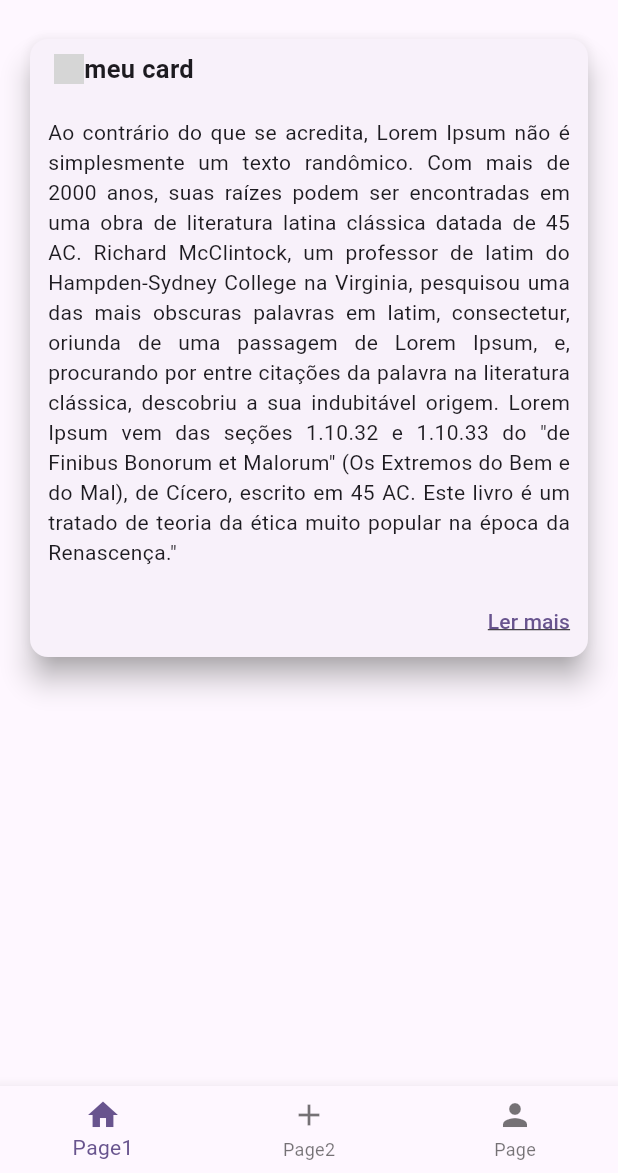
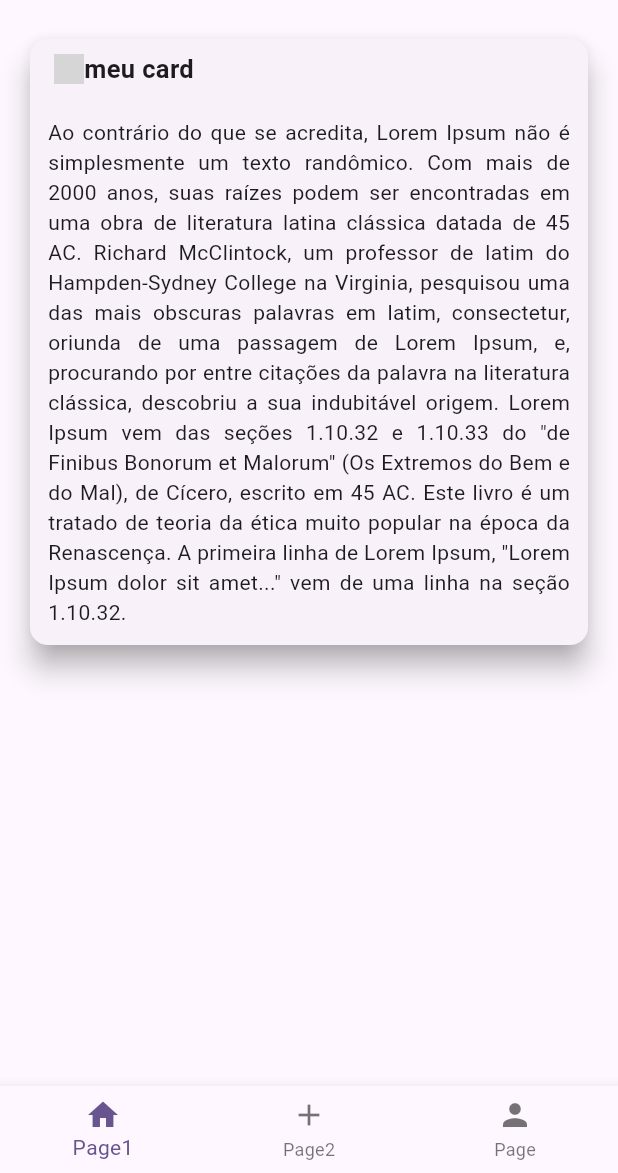
Before and after one commit to LuaDlc/login_app, a Flutter app: the HomePage screen opened directly, on a phone screen of 412 x 824 dp, the part 63-1236 px from its top. Run offline on Flutter 3.47's test engine with Material 2 defaults, Android fonts, the phone set to English and light mode, and no system bars; network calls fail; grey boxes are pictures that could not be loaded.

```diff
--- /dev/null
+++ b/lib/model/card_detail.dart
@@ -0,0 +1,13 @@
+// ignore_for_file: public_member_api_docs, sort_constructors_first
+class CardDetail {
+  int? id;
+  String? title;
+  String? url;
+  String? text;
+  CardDetail({
+    this.id,
+    this.title,
+    this.url,
+    this.text,
+  });
+}
--- a/lib/pages/card_page.dart
+++ b/lib/pages/card_page.dart
@@ -1,4 +1,6 @@
 import 'package:flutter/material.dart';
+import 'package:login_app/model/card_detail.dart';
+import 'package:login_app/pages/card_detail.dart';
 
 class CardPage extends StatefulWidget {
   const CardPage({super.key});
@@ -8,12 +10,28 @@ class CardPage extends StatefulWidget {
 }
 
 class _CardPageState extends State<CardPage> {
+  var cardDetail = CardDetail(
+      id: 1,
+      title: "meu card",
+      url: "https://hermes.digitalinnovation.one/assets/diome/logo.png",
+      text:
+          'Ao contrário do que se acredita, Lorem Ipsum não é simplesmente um texto randômico. Com mais de 2000 anos, suas raízes podem ser encontradas em uma obra de literatura latina clássica datada de 45 AC. Richard McClintock, um professor de latim do Hampden-Sydney College na Virginia, pesquisou uma das mais obscuras palavras em latim, consectetur, oriunda de uma passagem de Lorem Ipsum, e, procurando por entre citações da palavra na literatura clássica, descobriu a sua indubitável origem. Lorem Ipsum vem das seções 1.10.32 e 1.10.33 do "de Finibus Bonorum et Malorum" (Os Extremos do Bem e do Mal), de Cícero, escrito em 45 AC. Este livro é um tratado de teoria da ética muito popular na época da Renascença. A primeira linha de Lorem Ipsum, "Lorem Ipsum dolor sit amet..." vem de uma linha na seção 1.10.32.');
   @override
   Widget build(BuildContext context) {
     return Column(
       children: [
         Container(
           margin: const EdgeInsets.symmetric(horizontal: 16, vertical: 8),
+          child: GestureDetector(
+            onTap: () {
+              Navigator.push(
+                  context,
+                  MaterialPageRoute(
+                      builder: (BuildContext context) =>
+                          CardDetailPage(cardDetail: cardDetail)));
+            },
+            child: Hero(
+              tag: cardDetail.id ?? '',
               child: Card(
                 elevation: 8,
                 shadowColor: Colors.grey,
@@ -21,40 +39,34 @@ class _CardPageState extends State<CardPage> {
                   crossAxisAlignment: CrossAxisAlignment.start,
                   children: [
                     Padding(
-                  padding: EdgeInsets.symmetric(horizontal: 16, vertical: 8),
+                      padding: const EdgeInsets.symmetric(
+                          horizontal: 16, vertical: 8),
                       child: Row(
                         children: [
                           Image.network(
-                        "https://hermes.digitalinnovation.one/assets/diome/logo.png",
+                            cardDetail.url ?? '',
                             height: 20,
                             width: 20,
                           ),
-                      const Text(
-                        'meu card',
-                        style: TextStyle(
+                          Text(
+                            cardDetail.title!,
+                            style: const TextStyle(
                                 fontSize: 17, fontWeight: FontWeight.bold),
                           ),
                         ],
                       ),
                     ),
-                const Padding(
-                  padding: EdgeInsets.symmetric(horizontal: 12, vertical: 12),
+                    Padding(
+                      padding: const EdgeInsets.symmetric(
+                          horizontal: 12, vertical: 12),
                       child: Text(
-                    'Ao contrário do que se acredita, Lorem Ipsum não é simplesmente um texto randômico. Com mais de 2000 anos, suas raízes podem ser encontradas em uma obra de literatura latina clássica datada de 45 AC. Richard McClintock, um professor de latim do Hampden-Sydney College na Virginia, pesquisou uma das mais obscuras palavras em latim, consectetur, oriunda de uma passagem de Lorem Ipsum, e, procurando por entre citações da palavra na literatura clássica, descobriu a sua indubitável origem. Lorem Ipsum vem das seções 1.10.32 e 1.10.33 do "de Finibus Bonorum et Malorum" (Os Extremos do Bem e do Mal), de Cícero, escrito em 45 AC. Este livro é um tratado de teoria da ética muito popular na época da Renascença." ',
+                        cardDetail.text ?? '',
                         textAlign: TextAlign.justify,
                       ),
                     ),
-                Container(
-                  width: double.infinity,
-                  alignment: Alignment.centerRight,
-                  child: TextButton(
-                      onPressed: () {},
-                      child: const Text(
-                        'Ler mais',
-                        style: TextStyle(decoration: TextDecoration.underline),
-                      )),
-                )
                   ],
+                ),
+              ),
             ),
           ),
         )
--- a/lib/pages/home_page.dart
+++ b/lib/pages/home_page.dart
@@ -1,5 +1,4 @@
 import 'package:flutter/material.dart';
-import 'package:login_app/pages/dados_cadastrais.dart';
 import 'package:login_app/pages/card_page.dart';
 import 'package:login_app/pages/page2.dart';
 import 'package:login_app/pages/page3.dart';
```
Also changed, not shown: lib/pages/card_detail.dart (added, +62 -0 lines). Lines whose indentation alone changed are shown as unchanged.
